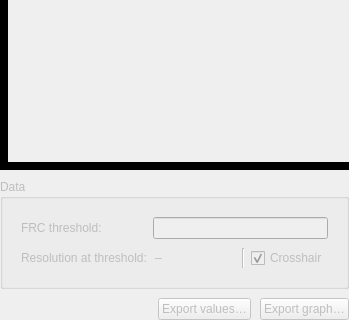
This is frcpredict/ui/output/frc/frc_results_w.ui in Bodeeen/Resolution_prediction_software as Qt 5 draws it before an edit. The edited form follows.
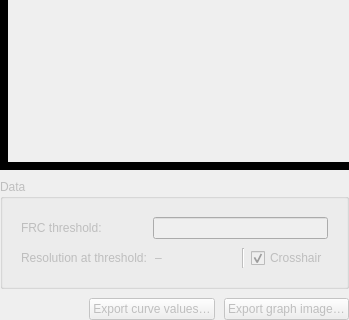
This is the edited form. Custom widgets are drawn as their Qt base class.

Patch:
```diff
--- a/frcpredict/ui/output/frc/frc_results_w.ui
+++ b/frcpredict/ui/output/frc/frc_results_w.ui
@@ -229,7 +229,7 @@
         <bool>false</bool>
        </property>
        <property name="text">
-        <string>Export values…</string>
+        <string>Export curve values…</string>
        </property>
       </widget>
      </item>
@@ -239,7 +239,7 @@
         <bool>false</bool>
        </property>
        <property name="text">
-        <string>Export graph…</string>
+        <string>Export graph image…</string>
        </property>
       </widget>
      </item>
```
